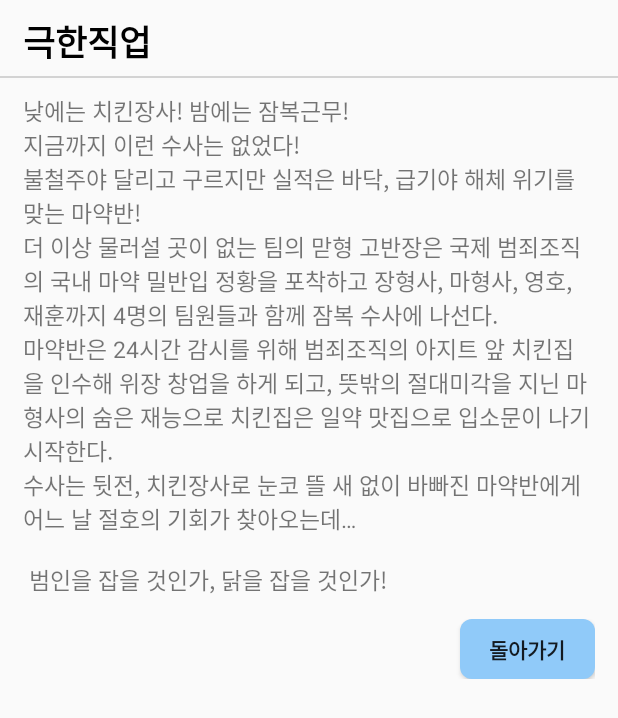
After one commit to HyunJung421/Reviews, an Android app: the layout movie_plot.xml on its own in the app's theme, with its tools: preview values and no code run, on a phone screen of 412 x 824 dp. The commit adds this screen. Shown: the top 718 px of the screen. Run offline under Robolectric (Android 15) with nearby library versions, the phone set to English and light mode, and no system bars.

Commit message:
movie_plot.xml(영화내용 더보기 다이얼로그) 추가 및 화면 전환

```diff
--- /dev/null
+++ b/app/src/main/res/drawable/btn_blue_round.xml
@@ -0,0 +1,14 @@
+<?xml version="1.0" encoding="utf-8"?>
+<selector xmlns:android="http://schemas.android.com/apk/res/android">
+    <item android:state_enabled="true" >
+        <shape>
+            <solid android:color="#90CAF9" >
+                // 색을 정의한다. #0099FF or #90CAF9
+            </solid>
+
+            <corners android:radius="8dp" >
+                // 모서리를 둥글게 한다.
+            </corners>
+        </shape>
+    </item>
+</selector>
--- /dev/null
+++ b/app/src/main/res/layout/movie_plot.xml
@@ -0,0 +1,58 @@
+<?xml version="1.0" encoding="utf-8"?>
+<LinearLayout xmlns:android="http://schemas.android.com/apk/res/android"
+    android:layout_width="match_parent"
+    android:layout_height="match_parent"
+    android:orientation="vertical"
+    android:paddingTop="10dp">
+
+    <LinearLayout
+        android:layout_width="match_parent"
+        android:layout_height="wrap_content"
+        android:orientation="vertical">
+        // 영화 제목
+        <TextView
+            android:layout_width="match_parent"
+            android:layout_height="wrap_content"
+            android:layout_marginLeft="15dp"
+            android:text="극한직업"
+            android:textSize="23dp"
+            android:textColor="#000000"
+            android:textStyle="bold"/>
+
+        // 수평선
+        <View
+            android:layout_width="match_parent"
+            android:layout_height="1dp"
+            android:layout_centerInParent="true"
+            android:layout_marginTop="5dp"
+            android:layout_marginBottom="10dp"
+            android:background="#D3D3D3" />
+
+        // 영화 줄거리
+        <TextView
+            android:layout_width="match_parent"
+            android:layout_height="match_parent"
+            android:layout_marginLeft="15dp"
+            android:layout_marginRight="15dp"
+            android:text="@string/movie_plot"
+            android:textSize="15dp"/>
+    </LinearLayout>
+
+    // 돌아가기 버튼
+    <LinearLayout
+        android:layout_width="match_parent"
+        android:layout_height="wrap_content"
+        android:layout_marginTop="15dp"
+        android:layout_marginBottom="15dp"
+        android:paddingRight="15dp"
+        android:gravity="right"
+        android:orientation="horizontal">
+        <Button
+            android:id="@+id/plot_back"
+            android:layout_width="90dp"
+            android:layout_height="40dp"
+            android:background="@drawable/btn_blue_round"
+            android:text="돌아가기"
+            android:textStyle="bold"/>
+    </LinearLayout>
+</LinearLayout>
--- a/app/src/main/res/layout/review_more.xml
+++ b/app/src/main/res/layout/review_more.xml
@@ -3,7 +3,7 @@
     android:layout_width="match_parent"
     android:layout_height="match_parent"
     android:orientation="vertical">
-
+    // java파일 : ReviewOrderActivity
     // REVIEW 전체보기
     <LinearLayout
         android:layout_width="match_parent"
--- a/app/src/main/res/values/strings.xml
+++ b/app/src/main/res/values/strings.xml
@@ -1,3 +1,5 @@
 <resources>
     <string name="app_name">Reviews</string>
+    <string name="movie_plot"> 낮에는 치킨장사! 밤에는 잠복근무!\n지금까지 이런 수사는 없었다!\n불철주야 달리고 구르지만 실적은 바닥, 급기야 해체 위기를 맞는 마약반!\n더 이상 물러설 곳이 없는 팀의 맏형 고반장은 국제 범죄조직의 국내 마약 밀반입 정황을 포착하고 장형사, 마형사, 영호, 재훈까지 4명의 팀원들과 함께 잠복 수사에 나선다.\n마약반은 24시간 감시를 위해 범죄조직의 아지트 앞 치킨집을 인수해 위장 창업을 하게 되고, 뜻밖의 절대미각을 지닌 마형사의 숨은 재능으로 치킨집은 일약 맛집으로 입소문이 나기 시작한다.\n수사는 뒷전, 치킨장사로 눈코 뜰 새 없이 바빠진 마약반에게 어느 날 절호의 기회가 찾아오는데…\n\n
+        범인을 잡을 것인가, 닭을 잡을 것인가!</string>
 </resources>
```
Also changed, not shown: app/src/main/java/com/example/reviews/MovieInfoActivity.java (added, +60 -0 lines), app/src/main/java/com/example/reviews/MoviePlotDialog.java (added, +45 -0 lines), app/src/main/res/layout/movie_info.xml (+7 -4 lines).
